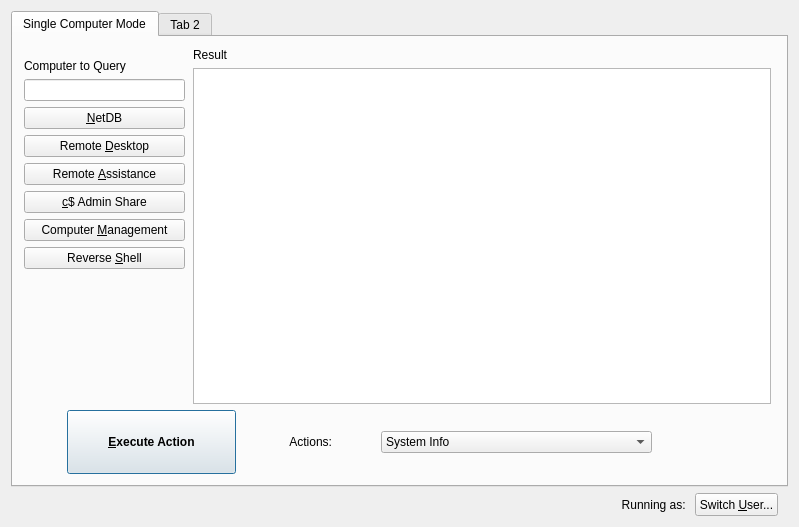
Qt form mainwindow.ui (garlic-os/computer-status-neo) before a commit.
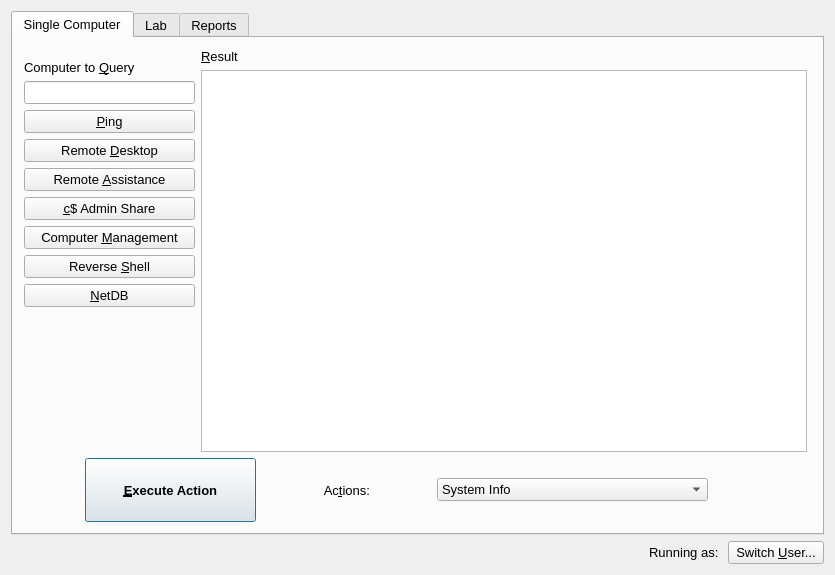
The same form after that commit. Icons and pictures are not drawn.

The edit to the form file:
```diff
--- a/mainwindow.ui
+++ b/mainwindow.ui
@@ -6,10 +6,15 @@
    <rect>
     <x>0</x>
     <y>0</y>
-    <width>799</width>
-    <height>527</height>
+    <width>835</width>
+    <height>575</height>
    </rect>
   </property>
+  <property name="font">
+   <font>
+    <pointsize>10</pointsize>
+   </font>
+  </property>
   <property name="windowTitle">
    <string>Computer Status Neo</string>
   </property>
@@ -18,6 +23,9 @@
   </property>
   <widget class="QWidget" name="centralWidget">
    <layout class="QVBoxLayout" name="verticalLayout_3">
+    <item>
+     <layout class="QFormLayout" name="formLayout"/>
+    </item>
     <item>
      <widget class="QTabWidget" name="tabWidget">
       <property name="sizePolicy">
@@ -40,7 +48,7 @@
         <string notr="true"/>
        </property>
        <attribute name="title">
-        <string>Single Computer Mode</string>
+        <string>Single Computer</string>
        </attribute>
        <layout class="QVBoxLayout" name="verticalLayout_2">
         <item>
@@ -52,13 +60,13 @@
            <widget class="QWidget" name="widget" native="true">
             <property name="minimumSize">
              <size>
-              <width>163</width>
+              <width>171</width>
               <height>0</height>
              </size>
             </property>
             <property name="maximumSize">
              <size>
-              <width>163</width>
+              <width>16777215</width>
               <height>16777215</height>
              </size>
             </property>
@@ -67,11 +75,11 @@
               <rect>
                <x>0</x>
                <y>0</y>
-               <width>161</width>
-               <height>360</height>
+               <width>171</width>
+               <height>401</height>
               </rect>
              </property>
-             <layout class="QVBoxLayout" name="mainLeft" stretch="0,0,0,0,0,0,0,0,0">
+             <layout class="QVBoxLayout" name="mainLeft" stretch="0,0,0,0,0,0,0,0,0,0">
               <property name="spacing">
                <number>6</number>
               </property>
@@ -93,7 +101,10 @@
                  </size>
                 </property>
                 <property name="text">
-                 <string>Computer to Query</string>
+                 <string>Computer to &amp;Query</string>
+                </property>
+                <property name="buddy">
+                 <cstring>inputComputer</cstring>
                 </property>
                </widget>
               </item>
@@ -101,22 +112,16 @@
                <widget class="QLineEdit" name="inputComputer">
                 <property name="maximumSize">
                  <size>
-                  <width>163</width>
+                  <width>16777215</width>
                   <height>16777215</height>
                  </size>
                 </property>
                </widget>
               </item>
               <item>
-               <widget class="QPushButton" name="buttonNetDB">
-                <property name="maximumSize">
-                 <size>
-                  <width>163</width>
-                  <height>16777215</height>
-                 </size>
-                </property>
+               <widget class="QPushButton" name="buttonPing">
                 <property name="text">
-                 <string>&amp;NetDB</string>
+                 <string>&amp;Ping</string>
                 </property>
                </widget>
               </item>
@@ -124,7 +129,7 @@
                <widget class="QPushButton" name="buttonRemoteDesktop">
                 <property name="maximumSize">
                  <size>
-                  <width>163</width>
+                  <width>16777215</width>
                   <height>16777215</height>
                  </size>
                 </property>
@@ -137,7 +142,7 @@
                <widget class="QPushButton" name="buttonRemoteAssistance">
                 <property name="maximumSize">
                  <size>
-                  <width>163</width>
+                  <width>16777215</width>
                   <height>16777215</height>
                  </size>
                 </property>
@@ -150,7 +155,7 @@
                <widget class="QPushButton" name="buttonCDollarAdminShare">
                 <property name="maximumSize">
                  <size>
-                  <width>163</width>
+                  <width>16777215</width>
                   <height>16777215</height>
                  </size>
                 </property>
@@ -163,7 +168,7 @@
                <widget class="QPushButton" name="buttonComputerManagement">
                 <property name="maximumSize">
                  <size>
-                  <width>163</width>
+                  <width>16777215</width>
                   <height>16777215</height>
                  </size>
                 </property>
@@ -176,7 +181,7 @@
                <widget class="QPushButton" name="buttonReverseShell">
                 <property name="maximumSize">
                  <size>
-                  <width>163</width>
+                  <width>16777215</width>
                   <height>16777215</height>
                  </size>
                 </property>
@@ -185,6 +190,19 @@
                 </property>
                </widget>
               </item>
+              <item>
+               <widget class="QPushButton" name="buttonNetDB">
+                <property name="maximumSize">
+                 <size>
+                  <width>16777215</width>
+                  <height>16777215</height>
+                 </size>
+                </property>
+                <property name="text">
+                 <string>&amp;NetDB</string>
+                </property>
+               </widget>
+              </item>
               <item>
                <spacer name="verticalSpacer_2">
                 <property name="maximumSize">
@@ -222,7 +240,10 @@
             <item>
              <widget class="QLabel" name="labelResult">
               <property name="text">
-               <string>Result</string>
+               <string>&amp;Result</string>
+              </property>
+              <property name="buddy">
+               <cstring>textResult</cstring>
               </property>
              </widget>
             </item>
@@ -237,6 +258,12 @@
                 <verstretch>0</verstretch>
                </sizepolicy>
               </property>
+              <property name="font">
+               <font>
+                <family>Consolas</family>
+                <pointsize>10</pointsize>
+               </font>
+              </property>
               <property name="readOnly">
                <bool>true</bool>
               </property>
@@ -251,6 +278,12 @@
           <property name="sizeConstraint">
            <enum>QLayout::SetDefaultConstraint</enum>
           </property>
+          <property name="topMargin">
+           <number>0</number>
+          </property>
+          <property name="bottomMargin">
+           <number>0</number>
+          </property>
           <item>
            <widget class="QPushButton" name="buttonExecuteAction">
             <property name="sizePolicy">
@@ -267,12 +300,13 @@
             </property>
             <property name="maximumSize">
              <size>
-              <width>169</width>
+              <width>171</width>
               <height>16777215</height>
              </size>
             </property>
             <property name="font">
              <font>
+              <pointsize>10</pointsize>
               <weight>75</weight>
               <bold>true</bold>
              </font>
@@ -303,11 +337,14 @@
              <enum>Qt::LeftToRight</enum>
             </property>
             <property name="text">
-             <string>Actions:</string>
+             <string>Ac&amp;tions:</string>
             </property>
             <property name="alignment">
              <set>Qt::AlignRight|Qt::AlignTrailing|Qt::AlignVCenter</set>
             </property>
+            <property name="buddy">
+             <cstring>dropdownActions</cstring>
+            </property>
            </widget>
           </item>
           <item>
@@ -338,6 +375,11 @@
               <string>Reinstall Office 365</string>
              </property>
             </item>
+            <item>
+             <property name="text">
+              <string>Get Installed Printers</string>
+             </property>
+            </item>
             <item>
              <property name="text">
               <string>Install Printer...</string>
@@ -360,29 +402,13 @@
             </item>
            </widget>
           </item>
-          <item>
-           <spacer name="horizontalSpacer_2">
-            <property name="orientation">
-             <enum>Qt::Horizontal</enum>
-            </property>
-            <property name="sizeType">
-             <enum>QSizePolicy::Maximum</enum>
-            </property>
-            <property name="sizeHint" stdset="0">
-             <size>
-              <width>40</width>
-              <height>20</height>
-             </size>
-            </property>
-           </spacer>
-          </item>
           <item>
            <spacer name="horizontalSpacer">
             <property name="orientation">
              <enum>Qt::Horizontal</enum>
             </property>
             <property name="sizeType">
-             <enum>QSizePolicy::Ignored</enum>
+             <enum>QSizePolicy::Minimum</enum>
             </property>
             <property name="sizeHint" stdset="0">
              <size>
@@ -397,20 +423,57 @@
        </layout>
        <zorder></zorder>
       </widget>
-      <widget class="QWidget" name="tab_2">
+      <widget class="QWidget" name="tabLab">
        <attribute name="title">
-        <string>Tab 2</string>
+        <string>Lab</string>
        </attribute>
+       <widget class="QLabel" name="label">
+        <property name="geometry">
+         <rect>
+          <x>180</x>
+          <y>20</y>
+          <width>501</width>
+          <height>411</height>
+         </rect>
+        </property>
+        <property name="text">
+         <string/>
+        </property>
+        <property name="pixmap">
+         <pixmap resource="computerstatusneo.qrc">:/under-construction-1.gif</pixmap>
+        </property>
+       </widget>
+      </widget>
+      <widget class="QWidget" name="tabReports">
+       <attribute name="title">
+        <string>Reports</string>
+       </attribute>
+       <widget class="QLabel" name="label_2">
+        <property name="geometry">
+         <rect>
+          <x>280</x>
+          <y>70</y>
+          <width>201</width>
+          <height>291</height>
+         </rect>
+        </property>
+        <property name="text">
+         <string/>
+        </property>
+        <property name="pixmap">
+         <pixmap resource="computerstatusneo.qrc">:/under-construction-2.gif</pixmap>
+        </property>
+       </widget>
       </widget>
      </widget>
     </item>
     <item>
      <layout class="QHBoxLayout" name="statusBar" stretch="0,1">
       <property name="leftMargin">
-       <number>10</number>
+       <number>0</number>
       </property>
       <property name="rightMargin">
-       <number>10</number>
+       <number>0</number>
       </property>
       <item>
        <widget class="QLabel" name="labelRunningAs">
@@ -432,6 +495,9 @@
         <property name="alignment">
          <set>Qt::AlignRight|Qt::AlignTrailing|Qt::AlignVCenter</set>
         </property>
+        <property name="buddy">
+         <cstring>buttonSwitchUser</cstring>
+        </property>
        </widget>
       </item>
       <item>
@@ -444,7 +510,7 @@
         </property>
         <property name="maximumSize">
          <size>
-          <width>83</width>
+          <width>96</width>
           <height>23</height>
          </size>
         </property>
```
Left out of the diff: 19 changed lines with no effect on the pictures.
